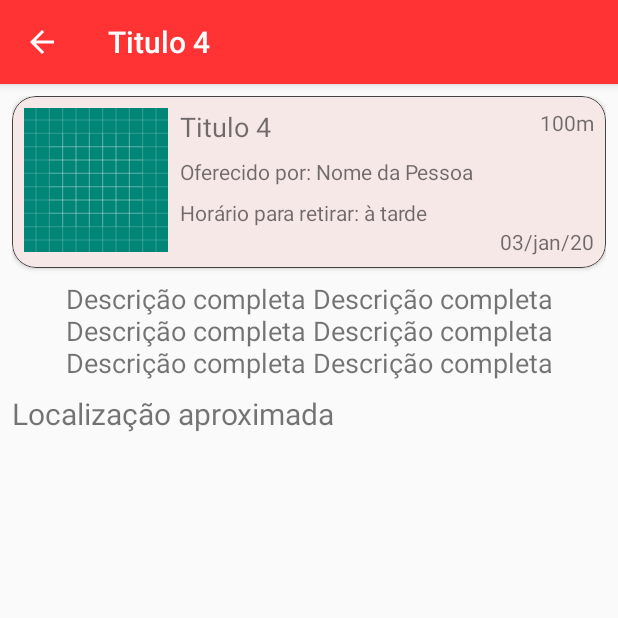
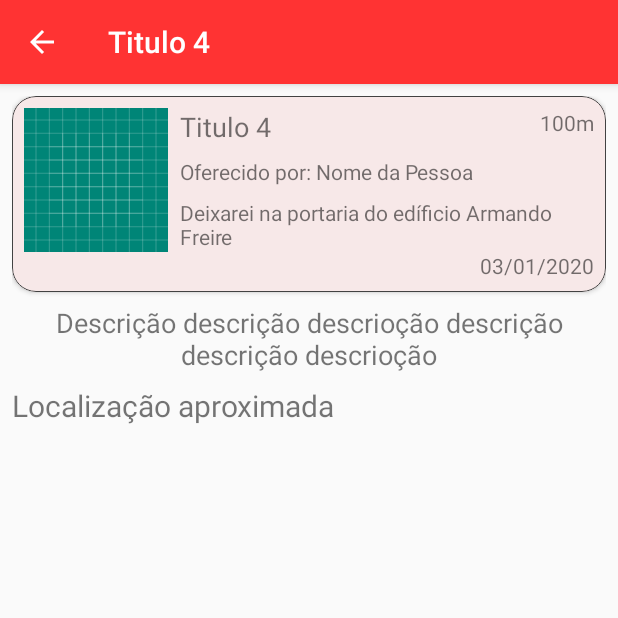
Before and after one commit to fernandoasg/Share-Food, an Android app: the fragment VendasFragment placed in its activity, after a tap on "Titulo 4", on a phone screen of 412 x 824 dp, the top half of it. Run offline under Robolectric (Android 15) with nearby library versions, the phone set to English and light mode, and no system bars; our stand-ins replace Room's generated code.

```diff
--- a/Projects/Android Project/ShareFood/app/src/main/java/com/example/sharefood/Constants.java
+++ b/Projects/Android Project/ShareFood/app/src/main/java/com/example/sharefood/Constants.java
@@ -13,6 +13,7 @@ public class Constants {
     public static final String EXTRA_FOOD_POST_NAME = "FoodPostName";
     public static final String EXTRA_FOOD_POST_DESCRIPTION = "FoodPostDescription";
     public static final String EXTRA_FOOD_POST_TIME = "FoodPostTime";
+    public static final String EXTRA_FOOD_POST_DATE = "FoodPostDate";
     public static final String EXTRA_FOOD_POST_LAT = "FoodPostLat";
     public static final String EXTRA_FOOD_POST_LONG = "FoodPostLong";
 
--- a/Projects/Android Project/ShareFood/app/src/main/java/com/example/sharefood/ShareFoodDatabase.java
+++ b/Projects/Android Project/ShareFood/app/src/main/java/com/example/sharefood/ShareFoodDatabase.java
@@ -58,6 +58,7 @@ public abstract class ShareFoodDatabase extends RoomDatabase {
             foodPostDao.insert(new FoodPost("Titulo 4", "Descrição descrição descrioção descrição descrição descrioção",
                     null, "03/01/2020", "Deixarei na portaria do edíficio Armando Freire", 1, 2,  0, 0));
 
+            System.out.println("We're like young volcanoes");
             return null;
         }
     }
--- a/Projects/Android Project/ShareFood/app/src/main/java/com/example/sharefood/activity/FoodPostActivity.java
+++ b/Projects/Android Project/ShareFood/app/src/main/java/com/example/sharefood/activity/FoodPostActivity.java
@@ -13,10 +13,20 @@ import com.example.sharefood.R;
 
 public class FoodPostActivity extends AppCompatActivity {
 
+    TextView foodPostTitleText;
+    TextView foodPostTimeText;
+    TextView foodPostDateText;
+    TextView foodPostDescriptionText;
+
     @Override
     protected void onCreate(Bundle savedInstanceState) {
         super.onCreate(savedInstanceState);
         setContentView(R.layout.activity_food_post);
+
+        foodPostTitleText = findViewById(R.id.food_post_title);
+        foodPostTimeText = findViewById(R.id.food_post_time);
+        foodPostDateText = findViewById(R.id.food_post_date);
+        foodPostDescriptionText = findViewById(R.id.food_post_description);
 
         ActionBar actionBar = getSupportActionBar();
         if(actionBar != null){
@@ -26,10 +36,18 @@ public class FoodPostActivity extends AppCompatActivity {
         Intent intent = getIntent();
 
         if(intent.hasExtra(Constants.EXTRA_FOOD_POST_NAME)){
-            TextView text = findViewById(R.id.food_post_title);
             String foodPostTitle = intent.getStringExtra(Constants.EXTRA_FOOD_POST_NAME);
-            text.setText(foodPostTitle);
+            foodPostTitleText.setText(foodPostTitle);
             setTitle(foodPostTitle);
+
+            String foodPostTime = intent.getStringExtra(Constants.EXTRA_FOOD_POST_TIME);
+            foodPostTimeText.setText(foodPostTime);
+
+            String foodPostDate = intent.getStringExtra(Constants.EXTRA_FOOD_POST_DATE);
+            foodPostDateText.setText(foodPostDate);
+
+            String foodPostDescription = intent.getStringExtra(Constants.EXTRA_FOOD_POST_DESCRIPTION);
+            foodPostDescriptionText.setText(foodPostDescription);
         }
     }
 }
--- a/Projects/Android Project/ShareFood/app/src/main/java/com/example/sharefood/activity/LoginActivity.java
+++ b/Projects/Android Project/ShareFood/app/src/main/java/com/example/sharefood/activity/LoginActivity.java
@@ -1,6 +1,7 @@
 package com.example.sharefood.activity;
 
 import androidx.appcompat.app.AppCompatActivity;
+import androidx.lifecycle.ViewModelProviders;
 
 import android.content.Intent;
 import android.os.Bundle;
@@ -10,6 +11,7 @@ import android.widget.TextView;
 
 import com.example.sharefood.R;
 import com.example.sharefood.SessionManager;
+import com.example.sharefood.viewmodel.FoodPostViewModel;
 
 public class LoginActivity extends AppCompatActivity {
 
@@ -20,6 +22,8 @@ public class LoginActivity extends AppCompatActivity {
     protected void onCreate(Bundle savedInstanceState) {
         super.onCreate(savedInstanceState);
         setContentView(R.layout.activity_login);
+
+        FoodPostViewModel foodPostViewModel = ViewModelProviders.of(this).get(FoodPostViewModel.class);
 
         SessionManager sessionManager = new SessionManager(getApplicationContext());
         if(sessionManager.isLogged()){
--- a/Projects/Android Project/ShareFood/app/src/main/java/com/example/sharefood/fragment/HomeFragment.java
+++ b/Projects/Android Project/ShareFood/app/src/main/java/com/example/sharefood/fragment/HomeFragment.java
@@ -46,7 +46,11 @@ public class HomeFragment extends Fragment {
             @Override
             public void onItemClick(FoodPost foodPost) {
                 Intent intent = new Intent(getActivity(), FoodPostActivity.class);
+                intent.putExtra(Constants.EXTRA_FOOD_POST_ID, foodPost.getId());
                 intent.putExtra(Constants.EXTRA_FOOD_POST_NAME, foodPost.getTitulo());
+                intent.putExtra(Constants.EXTRA_FOOD_POST_DESCRIPTION, foodPost.getDescricao());
+                intent.putExtra(Constants.EXTRA_FOOD_POST_TIME, foodPost.getHorarioParaRetirar());
+                intent.putExtra(Constants.EXTRA_FOOD_POST_DATE, foodPost.getDataAberto());
                 startActivity(intent);
             }
         });
--- a/Projects/Android Project/ShareFood/app/src/main/java/com/example/sharefood/fragment/UserConfigFragment.java
+++ b/Projects/Android Project/ShareFood/app/src/main/java/com/example/sharefood/fragment/UserConfigFragment.java
@@ -29,6 +29,8 @@ public class UserConfigFragment extends Fragment {
     @Override
     public View onCreateView(@NonNull LayoutInflater inflater, @Nullable ViewGroup container, @Nullable Bundle savedInstanceState) {
         View view =  inflater.inflate(R.layout.fragment_user_config, container, false);
+        getActivity().setTitle("Configurações");
+
         opcoesDoUsario = new ArrayList<>();
         RecyclerView userOptionsRecyclerView = view.findViewById(R.id.user_options_recycler_view);
 
--- a/Projects/Android Project/ShareFood/app/src/main/java/com/example/sharefood/fragment/VendasFragment.java
+++ b/Projects/Android Project/ShareFood/app/src/main/java/com/example/sharefood/fragment/VendasFragment.java
@@ -16,6 +16,9 @@ public class VendasFragment extends Fragment {
     @Nullable
     @Override
     public View onCreateView(@NonNull LayoutInflater inflater, @Nullable ViewGroup container, @Nullable Bundle savedInstanceState) {
-        return inflater.inflate(R.layout.fragment_vendas, container, false);
+        View view =  inflater.inflate(R.layout.fragment_vendas, container, false);
+        getActivity().setTitle("Vendas");
+
+        return view;
     }
 }
--- a/Projects/Android Project/ShareFood/app/src/main/java/com/example/sharefood/repository/FoodPostRepository.java
+++ b/Projects/Android Project/ShareFood/app/src/main/java/com/example/sharefood/repository/FoodPostRepository.java
@@ -18,6 +18,7 @@ public class FoodPostRepository {
     public FoodPostRepository(Application application){
         ShareFoodDatabase database = ShareFoodDatabase.getInstance(application);
         foodPostDao = database.foodPostDao();
+        System.out.println("Eita preula");
     }
 
     public void insert(FoodPost foodPost){
--- a/Projects/Android Project/ShareFood/app/src/main/java/com/example/sharefood/viewmodel/FoodPostViewModel.java
+++ b/Projects/Android Project/ShareFood/app/src/main/java/com/example/sharefood/viewmodel/FoodPostViewModel.java
@@ -20,6 +20,23 @@ public class FoodPostViewModel extends AndroidViewModel {
         super(application);
         repository = new FoodPostRepository(application);
         allFoodPosts = repository.getAllFoodPosts();
+        System.out.println(allFoodPosts.size());
+        System.out.println(allFoodPosts.size());
+        System.out.println(allFoodPosts.size());
+        System.out.println(allFoodPosts.size());
+        System.out.println(allFoodPosts.size());
+        System.out.println(allFoodPosts.size());
+        System.out.println(allFoodPosts.size());
+        System.out.println(allFoodPosts.size());
+        System.out.println(allFoodPosts.size());
+        System.out.println(allFoodPosts.size());
+        System.out.println(allFoodPosts.size());
+        System.out.println(allFoodPosts.size());
+        System.out.println(allFoodPosts.size());
+        System.out.println(allFoodPosts.size());
+        System.out.println(allFoodPosts.size());
+        System.out.println(allFoodPosts.size());
+        System.out.println(allFoodPosts.size());
     }
 
     public void insert(FoodPost foodPost){
```
